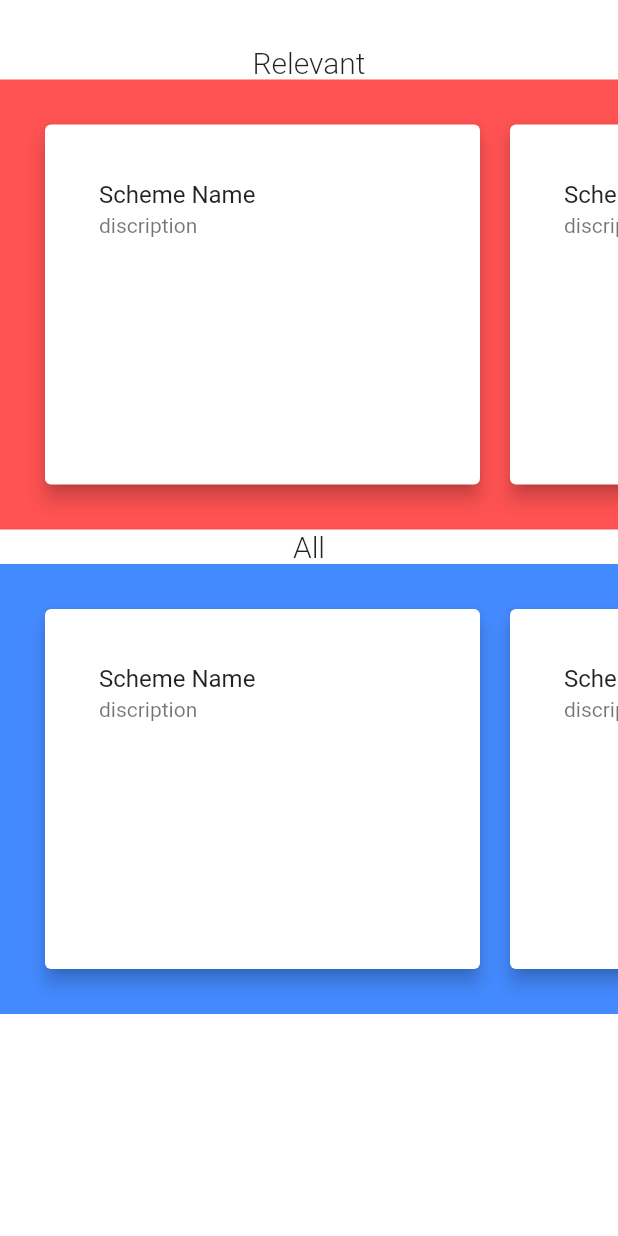
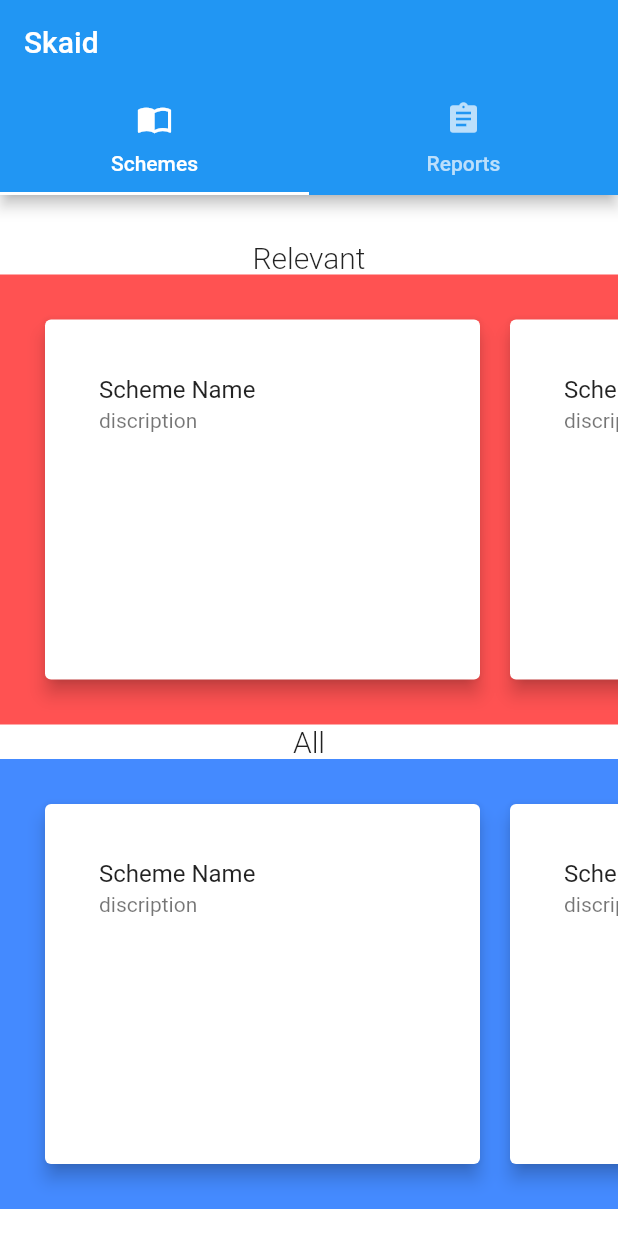
Before and after one commit to ministryofwizards/skaid, a Flutter app: the screen it shows after launch, on a phone screen of 412 x 824 dp. Run offline on Flutter 3.47's test engine with Material 2 defaults, Android fonts, the phone set to English and light mode, and no system bars; our stand-ins replace cloud_firestore; accounts and stored records are empty.

Commit message:
Add Tab Navigation. Hide Splash Screen.

```diff
--- a/lib/main.dart
+++ b/lib/main.dart
@@ -1,5 +1,5 @@
 import 'package:flutter/material.dart';
-import 'package:skaid/screens/splash.dart';
+import 'screens/home.dart';
 
 void main() => runApp(MyApp());
 
@@ -22,7 +22,7 @@ class MyApp extends StatelessWidget {
         // is not restarted.
         primarySwatch: Colors.blue,
       ),
-      home: SplashScreen(),
+      home: Home(),
     );
   }
 }
--- a/lib/screens/home.dart
+++ b/lib/screens/home.dart
@@ -0,0 +1,37 @@
+import 'package:flutter/material.dart';
+import 'package:skaid/screens/report_form.dart';
+import 'package:skaid/screens/schemes.dart';
+
+class Home extends StatelessWidget {
+  @override
+  Widget build(BuildContext context) {
+    return DefaultTabController(
+      length: 2,
+      child: Scaffold(
+        appBar: new AppBar(
+          title: Text('Skaid'),
+          bottom: TabBar(
+            tabs: <Widget>[
+              Tab(
+                text: 'Schemes',
+                icon: Icon(Icons.import_contacts),
+              ),
+              Tab(
+                text: 'Reports',
+                icon: Icon(Icons.assignment),
+              )
+            ],
+          ),
+        ),
+        body: TabBarView(
+          children: <Widget>[
+            //Global Meetup
+            Schemes(),
+            //Local Meetup
+            ReportForm(),
+          ],
+        ),
+      ),
+    );
+  }
+}
--- a/lib/screens/splash.dart
+++ b/lib/screens/splash.dart
@@ -1,13 +1,13 @@
 import 'dart:async';
 
 import 'package:flutter/material.dart';
-import 'package:skaid/screens/schemes.dart';
+import 'package:skaid/screens/home.dart';
 
 class SplashScreen extends StatefulWidget {
-@override
-SplashScreenState createState() {
-  return new SplashScreenState();
-}
+  @override
+  SplashScreenState createState() {
+    return new SplashScreenState();
+  }
 }
 
 class SplashScreenState extends State<SplashScreen> {
@@ -24,7 +24,7 @@ class SplashScreenState extends State<SplashScreen> {
 
   navigate() {
     Navigator.of(context)
-        .pushReplacement(MaterialPageRoute(builder: (context) => Schemes()));
+        .pushReplacement(MaterialPageRoute(builder: (context) => Home()));
   }
 
   @override
@@ -40,6 +40,7 @@ class SplashScreenState extends State<SplashScreen> {
     );
   }
 }
+
 class HomeScreen extends StatelessWidget {
   @override
   Widget build(BuildContext context) {
```
